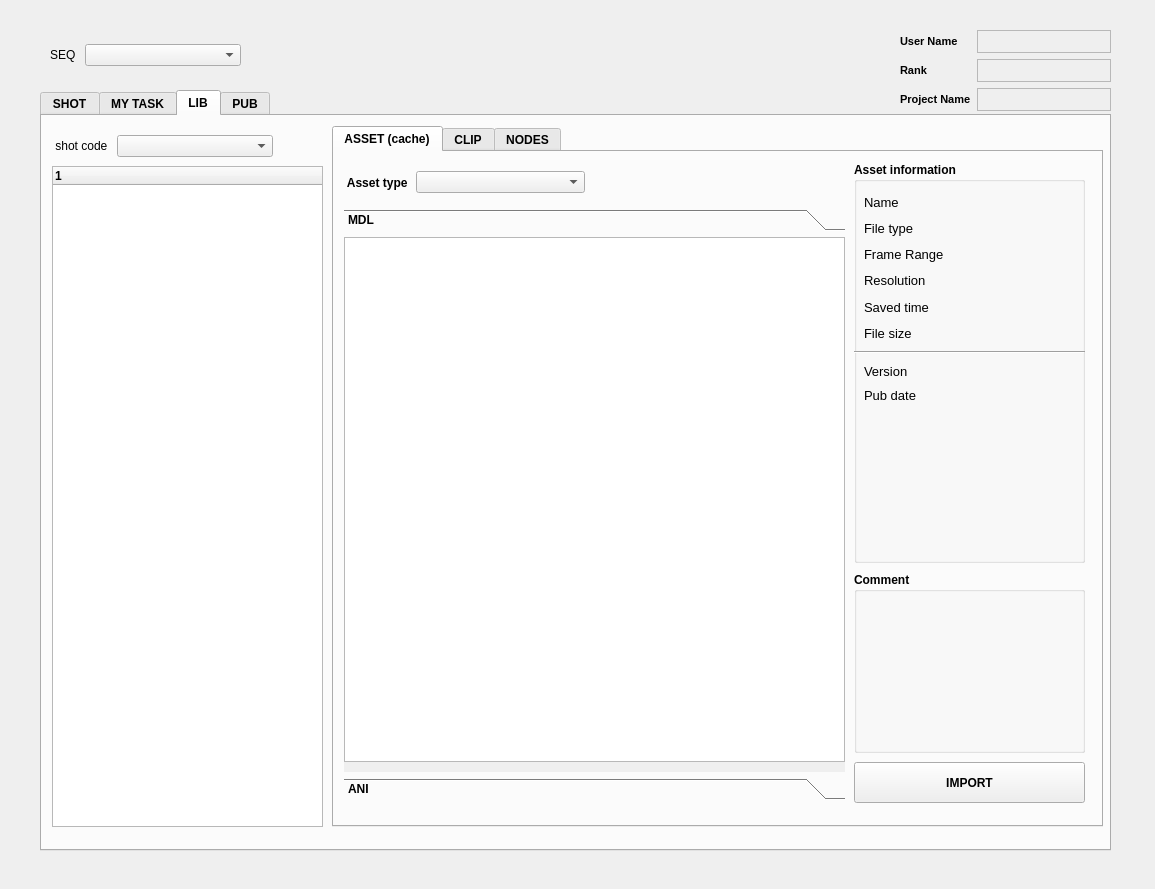
The window that pipeline/scripts/loader/main_window_v002.ui (UiChul/yummy) describes before a commit, drawn with Qt 5.
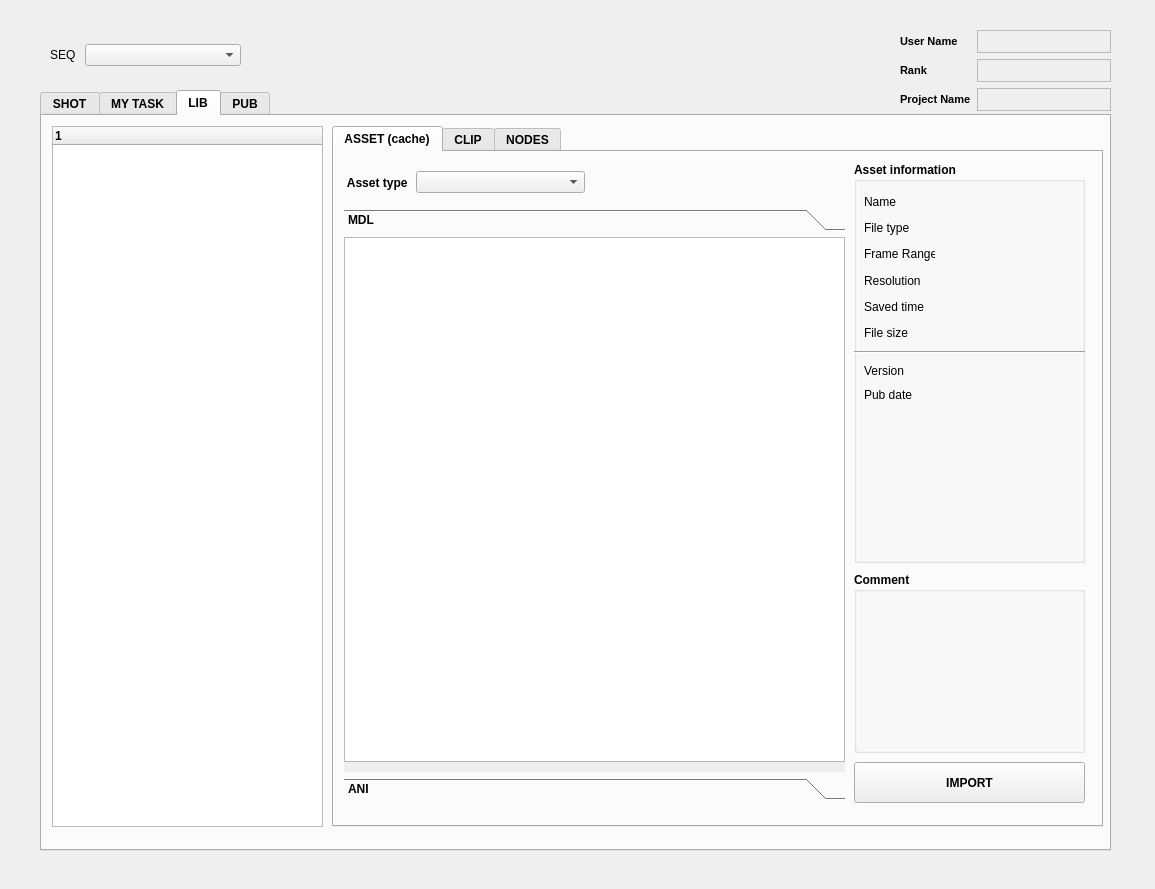
The same window after the commit. The open tabs and pages were chosen to show the change.

Patch:
```diff
--- a/pipeline/scripts/loader/main_window_v002.ui
+++ b/pipeline/scripts/loader/main_window_v002.ui
@@ -1186,7 +1186,7 @@
             <rect>
              <x>10</x>
              <y>30</y>
-             <width>80</width>
+             <width>71</width>
              <height>151</height>
             </rect>
            </property>
@@ -1195,7 +1195,7 @@
              <widget class="QLabel" name="label_23">
               <property name="font">
                <font>
-                <pointsize>10</pointsize>
+                <pointsize>9</pointsize>
                 <bold>false</bold>
                 <underline>false</underline>
                 <strikeout>false</strikeout>
@@ -1210,7 +1210,7 @@
              <widget class="QLabel" name="label_24">
               <property name="font">
                <font>
-                <pointsize>10</pointsize>
+                <pointsize>9</pointsize>
                 <bold>false</bold>
                 <underline>false</underline>
                 <strikeout>false</strikeout>
@@ -1225,7 +1225,7 @@
              <widget class="QLabel" name="label_25">
               <property name="font">
                <font>
-                <pointsize>10</pointsize>
+                <pointsize>9</pointsize>
                 <bold>false</bold>
                 <underline>false</underline>
                 <strikeout>false</strikeout>
@@ -1240,7 +1240,7 @@
              <widget class="QLabel" name="label_26">
               <property name="font">
                <font>
-                <pointsize>10</pointsize>
+                <pointsize>9</pointsize>
                 <bold>false</bold>
                 <underline>false</underline>
                 <strikeout>false</strikeout>
@@ -1255,7 +1255,7 @@
              <widget class="QLabel" name="label_27">
               <property name="font">
                <font>
-                <pointsize>10</pointsize>
+                <pointsize>9</pointsize>
                 <bold>false</bold>
                 <underline>false</underline>
                 <strikeout>false</strikeout>
@@ -1270,7 +1270,7 @@
              <widget class="QLabel" name="label_28">
               <property name="font">
                <font>
-                <pointsize>10</pointsize>
+                <pointsize>9</pointsize>
                 <bold>false</bold>
                 <underline>false</underline>
                 <strikeout>false</strikeout>
@@ -1286,9 +1286,9 @@
           <widget class="QWidget" name="verticalLayoutWidget_6">
            <property name="geometry">
             <rect>
-             <x>100</x>
+             <x>90</x>
              <y>30</y>
-             <width>121</width>
+             <width>131</width>
              <height>151</height>
             </rect>
            </property>
@@ -1297,7 +1297,7 @@
              <widget class="QLabel" name="label_asset_filename">
               <property name="font">
                <font>
-                <pointsize>10</pointsize>
+                <pointsize>9</pointsize>
                 <bold>false</bold>
                 <underline>false</underline>
                 <strikeout>false</strikeout>
@@ -1312,7 +1312,7 @@
              <widget class="QLabel" name="label_asset_filetype">
               <property name="font">
                <font>
-                <pointsize>10</pointsize>
+                <pointsize>9</pointsize>
                 <bold>false</bold>
                 <underline>false</underline>
                 <strikeout>false</strikeout>
@@ -1327,7 +1327,7 @@
              <widget class="QLabel" name="label_asset_framerange">
               <property name="font">
                <font>
-                <pointsize>10</pointsize>
+                <pointsize>9</pointsize>
                 <bold>false</bold>
                 <underline>false</underline>
                 <strikeout>false</strikeout>
@@ -1342,7 +1342,7 @@
              <widget class="QLabel" name="label_asset_resolution">
               <property name="font">
                <font>
-                <pointsize>10</pointsize>
+                <pointsize>9</pointsize>
                 <bold>false</bold>
                 <underline>false</underline>
                 <strikeout>false</strikeout>
@@ -1357,7 +1357,7 @@
              <widget class="QLabel" name="label_asset_savedtime">
               <property name="font">
                <font>
-                <pointsize>10</pointsize>
+                <pointsize>9</pointsize>
                 <bold>false</bold>
                 <underline>false</underline>
                 <strikeout>false</strikeout>
@@ -1372,7 +1372,7 @@
              <widget class="QLabel" name="label_asset_filesize">
               <property name="font">
                <font>
-                <pointsize>10</pointsize>
+                <pointsize>9</pointsize>
                 <bold>false</bold>
                 <underline>false</underline>
                 <strikeout>false</strikeout>
@@ -1403,7 +1403,7 @@
             <rect>
              <x>10</x>
              <y>200</y>
-             <width>80</width>
+             <width>71</width>
              <height>42</height>
             </rect>
            </property>
@@ -1412,7 +1412,7 @@
              <widget class="QLabel" name="label_47">
               <property name="font">
                <font>
-                <pointsize>10</pointsize>
+                <pointsize>9</pointsize>
                 <bold>false</bold>
                 <underline>false</underline>
                 <strikeout>false</strikeout>
@@ -1427,7 +1427,7 @@
              <widget class="QLabel" name="label_48">
               <property name="font">
                <font>
-                <pointsize>10</pointsize>
+                <pointsize>9</pointsize>
                 <bold>false</bold>
                 <underline>false</underline>
                 <strikeout>false</strikeout>
@@ -1443,9 +1443,9 @@
           <widget class="QWidget" name="verticalLayoutWidget_12">
            <property name="geometry">
             <rect>
-             <x>100</x>
+             <x>90</x>
              <y>200</y>
-             <width>121</width>
+             <width>131</width>
              <height>42</height>
             </rect>
            </property>
@@ -1454,7 +1454,7 @@
              <widget class="QLabel" name="label_asset_version">
               <property name="font">
                <font>
-                <pointsize>10</pointsize>
+                <pointsize>9</pointsize>
                 <bold>false</bold>
                 <underline>false</underline>
                 <strikeout>false</strikeout>
@@ -1469,7 +1469,7 @@
              <widget class="QLabel" name="label_asset_pubdate">
               <property name="font">
                <font>
-                <pointsize>10</pointsize>
+                <pointsize>9</pointsize>
                 <bold>false</bold>
                 <underline>false</underline>
                 <strikeout>false</strikeout>
@@ -2232,53 +2232,13 @@
       </item>
      </layout>
     </widget>
-    <widget class="QWidget" name="horizontalLayoutWidget_3">
-     <property name="geometry">
-      <rect>
-       <x>10</x>
-       <y>10</y>
-       <width>221</width>
-       <height>41</height>
-      </rect>
-     </property>
-     <layout class="QHBoxLayout" name="horizontalLayout_3">
-      <item>
-       <widget class="QLabel" name="label_5">
-        <property name="sizePolicy">
-         <sizepolicy hsizetype="Fixed" vsizetype="Fixed">
-          <horstretch>0</horstretch>
-          <verstretch>0</verstretch>
-         </sizepolicy>
-        </property>
-        <property name="font">
-         <font>
-          <bold>false</bold>
-         </font>
-        </property>
-        <property name="text">
-         <string> shot code </string>
-        </property>
-       </widget>
-      </item>
-      <item>
-       <widget class="QComboBox" name="comboBox_clip_shotname">
-        <property name="sizePolicy">
-         <sizepolicy hsizetype="Preferred" vsizetype="Maximum">
-          <horstretch>0</horstretch>
-          <verstretch>0</verstretch>
-         </sizepolicy>
-        </property>
-       </widget>
-      </item>
-     </layout>
-    </widget>
     <widget class="QTreeWidget" name="treeWidget_lib_file_sturc">
      <property name="geometry">
       <rect>
        <x>10</x>
-       <y>50</y>
+       <y>10</y>
        <width>271</width>
-       <height>661</height>
+       <height>701</height>
       </rect>
      </property>
      <column>
```
Left out of the diff: 264 changed lines with no effect on the pictures.
